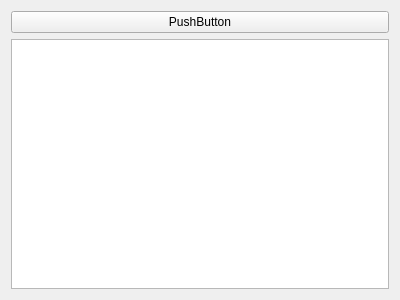
Above: POS-System/inventoryform.ui from AbdelkarimYT/Leaf before the change. Below: the same form after it.
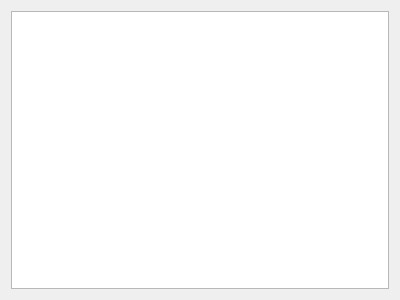
That is the form after the change.

What changed in the file:
```diff
--- a/POS-System/inventoryform.ui
+++ b/POS-System/inventoryform.ui
@@ -14,15 +14,8 @@
    <string>Form</string>
   </property>
   <layout class="QGridLayout" name="gridLayout">
-   <item row="1" column="0">
-    <widget class="QTableView" name="inventoryTable"/>
-   </item>
    <item row="0" column="0">
-    <widget class="QPushButton" name="pushButton">
-     <property name="text">
-      <string>PushButton</string>
-     </property>
-    </widget>
+    <widget class="QTableView" name="inventoryTable"/>
    </item>
   </layout>
  </widget>
```
